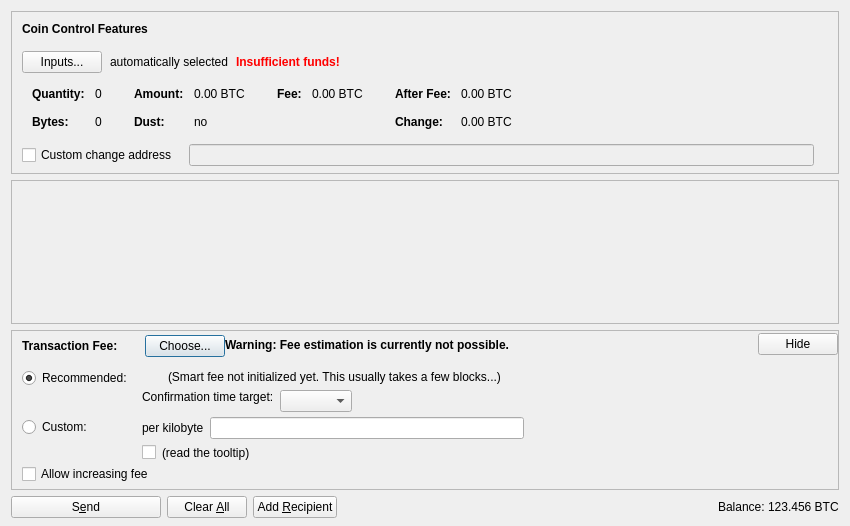
Before: the Qt Designer form src/qt/forms/sendcoinsdialog.ui in alwaysdoingstuff/timelinetest, drawn with Qt 5.
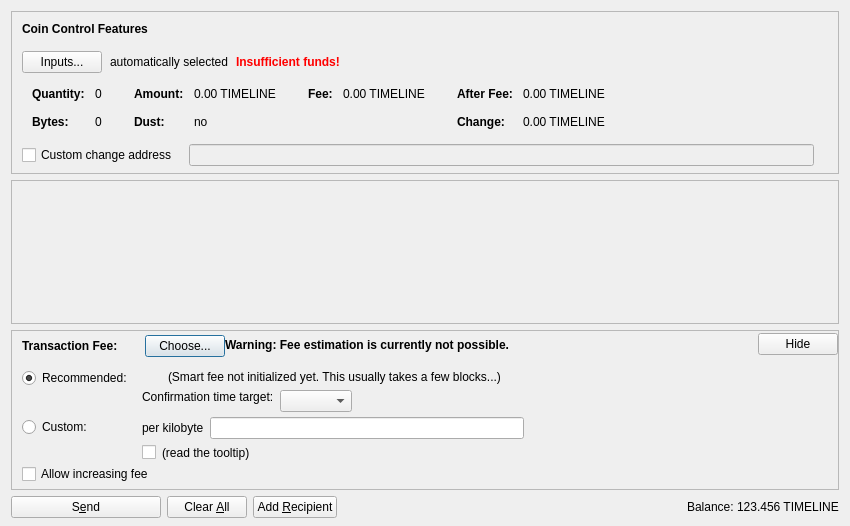
After: the same form once the commit is applied. Icons and pictures are not drawn. Custom widgets are drawn as their Qt base class.

Patch:
```diff
--- a/src/qt/forms/sendcoinsdialog.ui
+++ b/src/qt/forms/sendcoinsdialog.ui
@@ -324,7 +324,7 @@
                   <enum>Qt::ActionsContextMenu</enum>
                  </property>
                  <property name="text">
-                  <string notr="true">0.00 BTC</string>
+                  <string notr="true">0.00 TIMELINE</string>
                  </property>
                  <property name="textInteractionFlags">
                   <set>Qt::LinksAccessibleByMouse|Qt::TextSelectableByKeyboard|Qt::TextSelectableByMouse</set>
@@ -404,7 +404,7 @@
                   <enum>Qt::ActionsContextMenu</enum>
                  </property>
                  <property name="text">
-                  <string notr="true">0.00 BTC</string>
+                  <string notr="true">0.00 TIMELINE</string>
                  </property>
                  <property name="textInteractionFlags">
                   <set>Qt::LinksAccessibleByMouse|Qt::TextSelectableByKeyboard|Qt::TextSelectableByMouse</set>
@@ -455,7 +455,7 @@
                   <enum>Qt::ActionsContextMenu</enum>
                  </property>
                  <property name="text">
-                  <string notr="true">0.00 BTC</string>
+                  <string notr="true">0.00 TIMELINE</string>
                  </property>
                  <property name="textInteractionFlags">
                   <set>Qt::LinksAccessibleByMouse|Qt::TextSelectableByKeyboard|Qt::TextSelectableByMouse</set>
@@ -484,7 +484,7 @@
                   <enum>Qt::ActionsContextMenu</enum>
                  </property>
                  <property name="text">
-                  <string notr="true">0.00 BTC</string>
+                  <string notr="true">0.00 TIMELINE</string>
                  </property>
                  <property name="textInteractionFlags">
                   <set>Qt::LinksAccessibleByMouse|Qt::TextSelectableByKeyboard|Qt::TextSelectableByMouse</set>
@@ -1247,7 +1247,7 @@
           <cursorShape>IBeamCursor</cursorShape>
          </property>
          <property name="text">
-          <string notr="true">123.456 BTC</string>
+          <string notr="true">123.456 TIMELINE</string>
          </property>
          <property name="textInteractionFlags">
           <set>Qt::LinksAccessibleByMouse|Qt::TextSelectableByKeyboard|Qt::TextSelectableByMouse</set>
```
